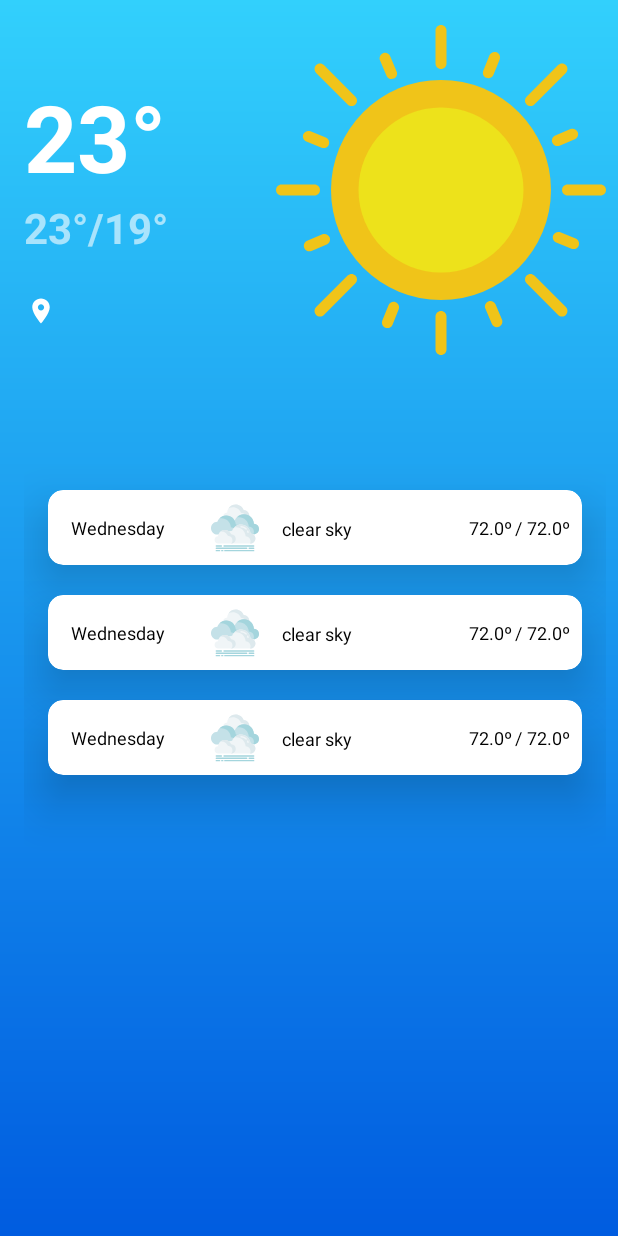
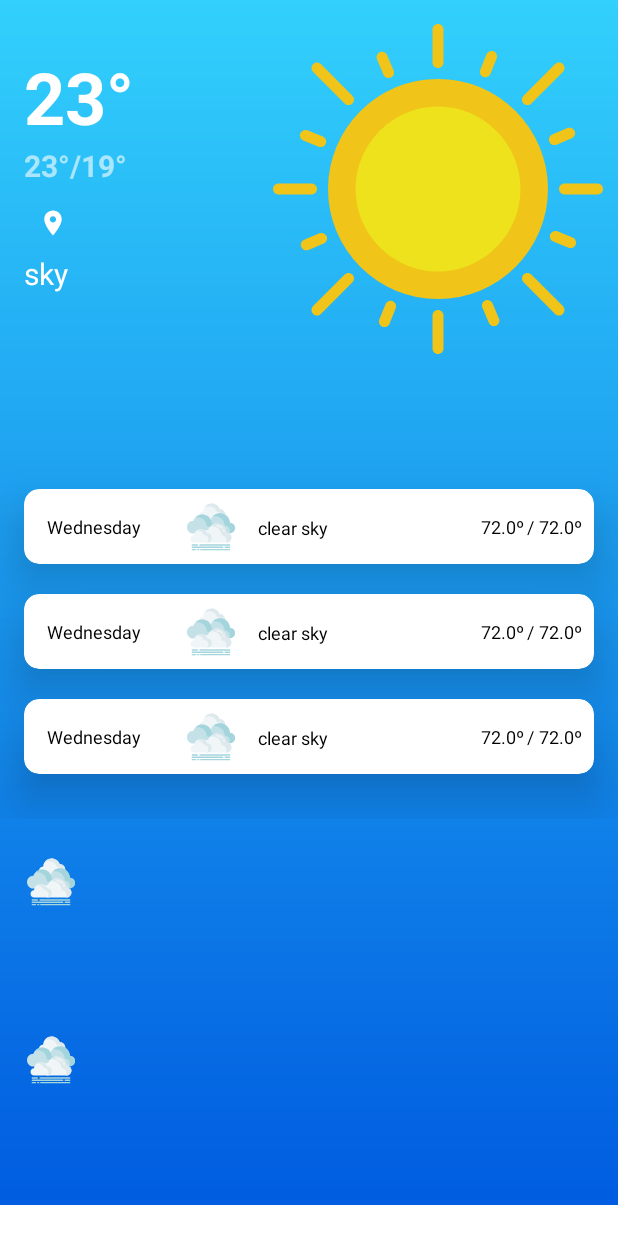
Before and after one commit to MohamedFathyAhmed/WeatherApp, an Android app: the layout fragment_home.xml on its own in the app's theme, with its tools: preview values and no code run, on a phone screen of 412 x 824 dp. Run offline under Robolectric (Android 15) with nearby library versions, the phone set to English and light mode, and no system bars.

Commit message:
add:rec_des

```diff
--- a/app/src/main/res/layout/fragment_home.xml
+++ b/app/src/main/res/layout/fragment_home.xml
@@ -1,4 +1,11 @@
 <?xml version="1.0" encoding="utf-8"?>
+
+<ScrollView android:layout_width="match_parent"
+    android:layout_height="wrap_content"
+    xmlns:android="http://schemas.android.com/apk/res/android">
+
+
+
 <androidx.constraintlayout.widget.ConstraintLayout xmlns:android="http://schemas.android.com/apk/res/android"
     xmlns:app="http://schemas.android.com/apk/res-auto"
     xmlns:tools="http://schemas.android.com/tools"
@@ -13,7 +20,7 @@
         android:layout_width="wrap_content"
         android:layout_height="wrap_content"
         android:orientation="horizontal"
-        app:layout_constraintGuide_percent="0.06" />
+        app:layout_constraintGuide_percent="0.04" />
 
     <androidx.constraintlayout.widget.Guideline
         android:id="@+id/glTop2"
@@ -41,7 +48,7 @@
         android:layout_width="wrap_content"
         android:layout_height="wrap_content"
         android:textColor="@color/primaryTextColor"
-        android:textSize="62sp"
+        android:textSize="48sp"
         android:textStyle="bold"
         app:layout_constraintLeft_toLeftOf="@+id/glLeft"
         app:layout_constraintTop_toTopOf="@+id/glTop"
@@ -52,7 +59,7 @@
         android:layout_width="wrap_content"
         android:layout_height="wrap_content"
         android:textColor="@color/secondaryTextColor"
-        android:textSize="28sp"
+        android:textSize="20sp"
         android:textStyle="bold"
         app:layout_constraintLeft_toLeftOf="@+id/glLeft"
         app:layout_constraintTop_toBottomOf="@id/txtDegree"
@@ -84,46 +91,71 @@
         app:layout_constraintStart_toStartOf="@+id/glLeft"
         app:layout_constraintTop_toBottomOf="@+id/imgIcon" />
 
+
+    <androidx.recyclerview.widget.RecyclerView
+        android:id="@+id/recy_view_condition_description"
+        android:layout_width="match_parent"
+        android:layout_height="wrap_content"
+        android:layout_gravity="center"
+        android:padding="10dp"
+        app:layout_constraintEnd_toStartOf="@+id/glRight"
+        app:layout_constraintStart_toStartOf="@+id/glLeft"
+        app:layout_constraintTop_toBottomOf="@+id/rvDays"
+        tools:itemCount="2"
+        tools:listitem="@layout/item_des" />
+
     <androidx.recyclerview.widget.RecyclerView
         android:id="@+id/rvDays"
-        android:layout_width="0dp"
-        android:layout_height="0dp"
+        android:layout_width="match_parent"
+        android:layout_height="wrap_content"
         android:layout_marginTop="8dp"
         android:clipToPadding="false"
         android:fadeScrollbars="false"
         android:overScrollMode="never"
         android:paddingTop="32dp"
         android:paddingBottom="20dp"
-        app:layout_constraintBottom_toBottomOf="parent"
         app:layout_constraintEnd_toStartOf="@+id/glRight"
         app:layout_constraintStart_toStartOf="@+id/glLeft"
         app:layout_constraintTop_toBottomOf="@+id/rvTimes"
         tools:listitem="@layout/item_days" />
 
     <ImageView
+        android:id="@+id/imageView"
         android:layout_width="wrap_content"
         android:layout_height="wrap_content"
         android:layout_marginLeft="1dp"
         android:src="@drawable/ic_location"
         app:layout_constraintBottom_toBottomOf="@id/city"
-        app:layout_constraintLeft_toLeftOf="@+id/city"
+        app:layout_constraintLeft_toRightOf="@+id/city"
         app:layout_constraintTop_toTopOf="@id/city" />
 
     <TextView
         android:id="@+id/city"
         android:layout_width="wrap_content"
         android:layout_height="wrap_content"
-        android:layout_marginTop="16dp"
+        android:layout_marginTop="4dp"
         android:minHeight="20dp"
-        android:paddingStart="20dp"
         android:paddingTop="8dp"
         android:paddingEnd="8dp"
         android:paddingBottom="8dp"
         android:textColor="@color/white"
         android:textSize="18sp"
         app:layout_constraintLeft_toLeftOf="@+id/glLeft"
-        app:layout_constraintTop_toBottomOf="@+id/txtDegreeRange"
-        tools:layout_editor_absoluteX="158dp"
-        tools:layout_editor_absoluteY="259dp" />
+        app:layout_constraintTop_toBottomOf="@+id/txtDegreeRange" />
+
+    <TextView
+        android:id="@+id/day_state"
+        android:layout_width="wrap_content"
+        android:layout_height="wrap_content"
+        android:textColor="@color/white"
+        android:textSize="20sp"
+        app:layout_constraintLeft_toLeftOf="@+id/glLeft"
+        app:layout_constraintTop_toBottomOf="@+id/city"
+        tools:text="sky" />
+
+
+
+
 
 </androidx.constraintlayout.widget.ConstraintLayout>
+</ScrollView>
--- a/app/src/main/res/layout/item_des.xml
+++ b/app/src/main/res/layout/item_des.xml
@@ -1,11 +1,11 @@
 <?xml version="1.0" encoding="utf-8"?>
-<androidx.constraintlayout.widget.ConstraintLayout xmlns:android="http://schemas.android.com/apk/res/android"
+<androidx.constraintlayout.widget.ConstraintLayout
+    xmlns:android="http://schemas.android.com/apk/res/android"
     xmlns:app="http://schemas.android.com/apk/res-auto"
     android:layout_width="match_parent"
     android:layout_height="wrap_content"
     android:layout_gravity="center_horizontal"
-    android:padding="8dp"
-    >
+    android:padding="8dp">
 
 
     <ImageView
@@ -25,6 +25,7 @@
         android:layout_marginStart="16dp"
         android:layout_marginTop="8dp"
         android:textSize="14sp"
+        android:layout_gravity="center_horizontal"
         app:layout_constraintStart_toStartOf="parent"
         app:layout_constraintTop_toBottomOf="@+id/img_grid" />
 
@@ -35,6 +36,7 @@
         android:layout_marginTop="8dp"
         android:paddingBottom="8dp"
         android:textSize="14sp"
+        android:layout_gravity="center_horizontal"
         app:layout_constraintEnd_toEndOf="@+id/txt_grid_des"
         app:layout_constraintStart_toStartOf="@+id/txt_grid_des"
         app:layout_constraintTop_toBottomOf="@+id/txt_grid_des" />
```
Also changed, not shown: app/src/main/java/com/example/weatherapp/adapter/DaysAdapter.kt (+17 -8 lines), app/src/main/java/com/example/weatherapp/adapter/TimesAdapter.kt (+13 -8 lines), app/src/main/java/com/example/weatherapp/view/ui/home/HomeFragment.kt (+12 -8 lines).
